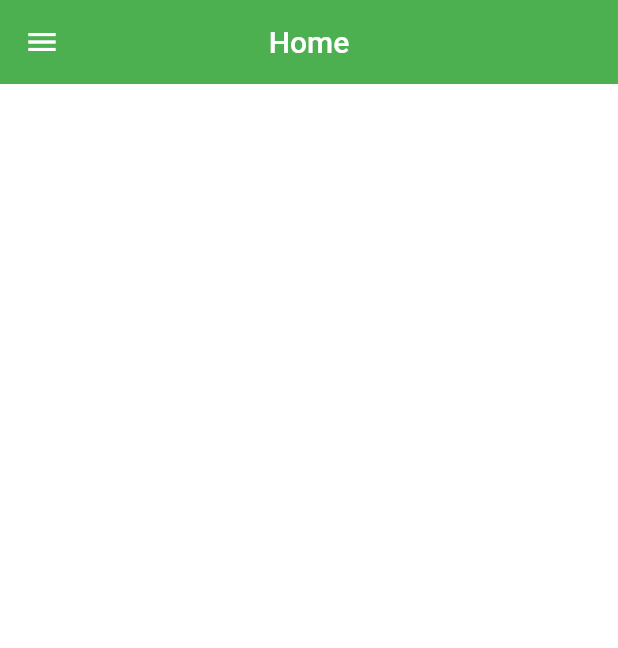
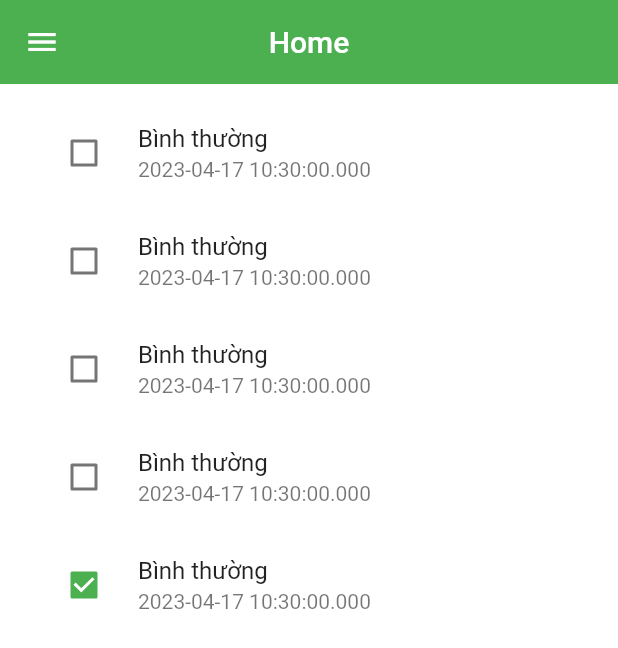
Before and after one commit to buidinhnguyen2002/Suggest-foods-app, a Flutter app: the ManageScheduleScreen screen opened by its route, on a phone screen of 412 x 824 dp. Shown: the top 648 px of the screen. Run offline on Flutter 3.47's test engine with Material 2 defaults, Android fonts, the phone set to English and light mode, and no system bars; network calls fail.

Commit message:
coding schedule_item, add field isChoose for schedule model, add dummy data for schedule

```diff
--- a/lib/model/schedule.dart
+++ b/lib/model/schedule.dart
@@ -4,6 +4,6 @@ class Schedule {
   final String? title;
   final DateTime? applyDate;
   final List<Food>? foods;
-
-  Schedule({this.title, this.applyDate, this.foods});
+  final bool? isChoose;
+  Schedule({this.title, this.applyDate, this.foods, this.isChoose = false});
 }
--- a/lib/provider/dummy_food_favorite.dart
+++ b/lib/provider/dummy.dart
@@ -1,4 +1,6 @@
 import 'package:suggest_food_app/model/food.dart';
+
+import '../model/schedule.dart';
 
 List<Food> foodFavorite = [
   Food(
@@ -65,3 +67,36 @@ List<Food> foodFavorite = [
         'https://cdn.tgdd.vn/Files/2020/11/30/1310363/tong-hop-cac-mon-an-tu-ca-chep-bo-tui-de-nau-ca-thang-khong-bao-gio-ngan-202201071820154823.jpg',
   ),
 ];
+
+List<Schedule> schedules = [
+  Schedule(
+    title: 'Bình thường',
+    applyDate: DateTime.now(),
+    foods: [],
+    isChoose: false,
+  ),
+  Schedule(
+    title: 'Bình thường',
+    applyDate: DateTime.now(),
+    foods: [],
+    isChoose: false,
+  ),
+  Schedule(
+    title: 'Bình thường',
+    applyDate: DateTime.now(),
+    foods: [],
+    isChoose: false,
+  ),
+  Schedule(
+    title: 'Bình thường',
+    applyDate: DateTime.now(),
+    foods: [],
+    isChoose: false,
+  ),
+  Schedule(
+    title: 'Bình thường',
+    applyDate: DateTime.now(),
+    foods: [],
+    isChoose: true,
+  ),
+];
--- a/lib/view/screens/manage_schedule_screen.dart
+++ b/lib/view/screens/manage_schedule_screen.dart
@@ -1,4 +1,6 @@
 import 'package:flutter/material.dart';
+import 'package:suggest_food_app/provider/dummy.dart';
+import 'package:suggest_food_app/view/widget/schedule_item.dart';
 
 import '../widget/app_drawer.dart';
 
@@ -21,6 +23,15 @@ class ManageScheduleScreen extends StatelessWidget {
         color: Colors.white,
         width: deviceSize.width,
         height: deviceSize.height,
+        padding: const EdgeInsets.symmetric(horizontal: 20, vertical: 10),
+        child: ListView.builder(
+          itemBuilder: (context, index) => ScheduleItem(
+            isChoose: schedules[index].isChoose as bool,
+            applyDate: schedules[index].applyDate,
+            name: schedules[index].title,
+          ),
+          itemCount: schedules.length,
+        ),
       ),
     );
   }
--- a/lib/view/widget/food_favorite_slide.dart
+++ b/lib/view/widget/food_favorite_slide.dart
@@ -1,6 +1,6 @@
 import 'package:flutter/material.dart';
 import 'package:suggest_food_app/view/widget/card_food_item.dart';
-import '../../provider/dummy_food_favorite.dart';
+import '../../provider/dummy.dart';
 
 class FoodFavoriteSlide extends StatelessWidget {
   const FoodFavoriteSlide({super.key});
--- /dev/null
+++ b/lib/view/widget/schedule_item.dart
@@ -0,0 +1,30 @@
+import 'package:flutter/material.dart';
+import 'package:flutter/src/widgets/container.dart';
+import 'package:flutter/src/widgets/framework.dart';
+
+class ScheduleItem extends StatefulWidget {
+  bool isChoose;
+  String? name;
+  DateTime? applyDate;
+  ScheduleItem({super.key, required this.isChoose, this.name, this.applyDate});
+
+  @override
+  State<ScheduleItem> createState() => _ScheduleItemState();
+}
+
+class _ScheduleItemState extends State<ScheduleItem> {
+  @override
+  Widget build(BuildContext context) {
+    return CheckboxListTile(
+      value: widget.isChoose,
+      onChanged: (value) => setState(() {
+        widget.isChoose = !widget.isChoose;
+      }),
+      activeColor: Theme.of(context).primaryColor,
+      checkColor: Theme.of(context).accentColor,
+      controlAffinity: ListTileControlAffinity.leading,
+      title: Text(widget.name!),
+      subtitle: Text(widget.applyDate.toString()),
+    );
+  }
+}
```
